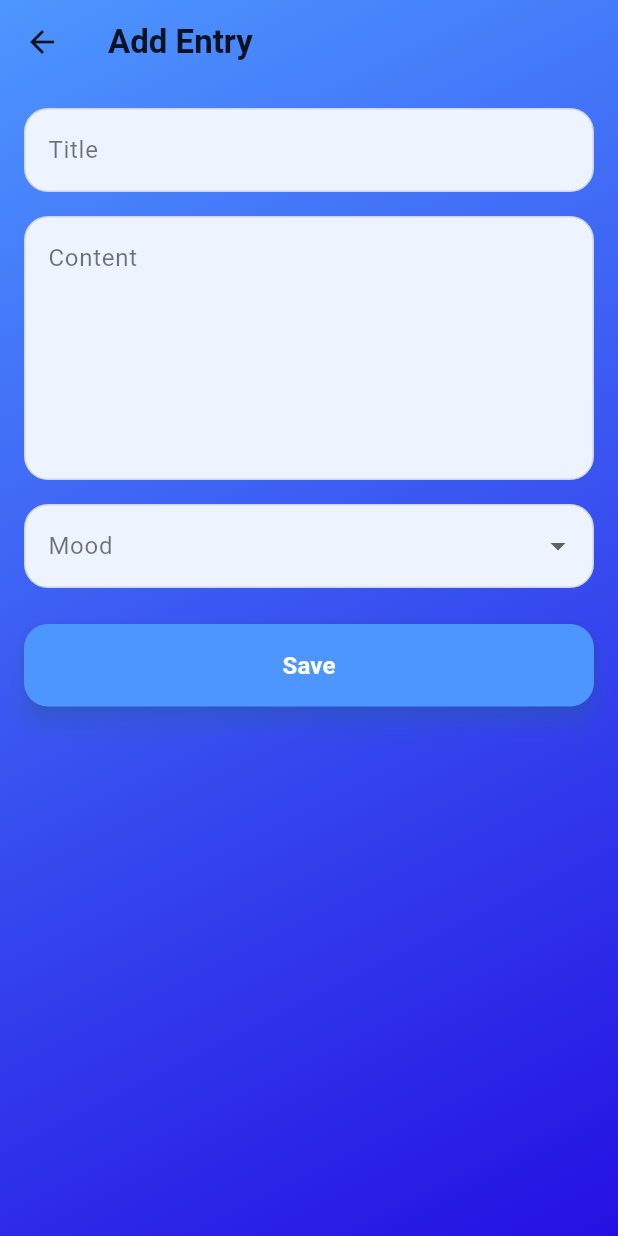
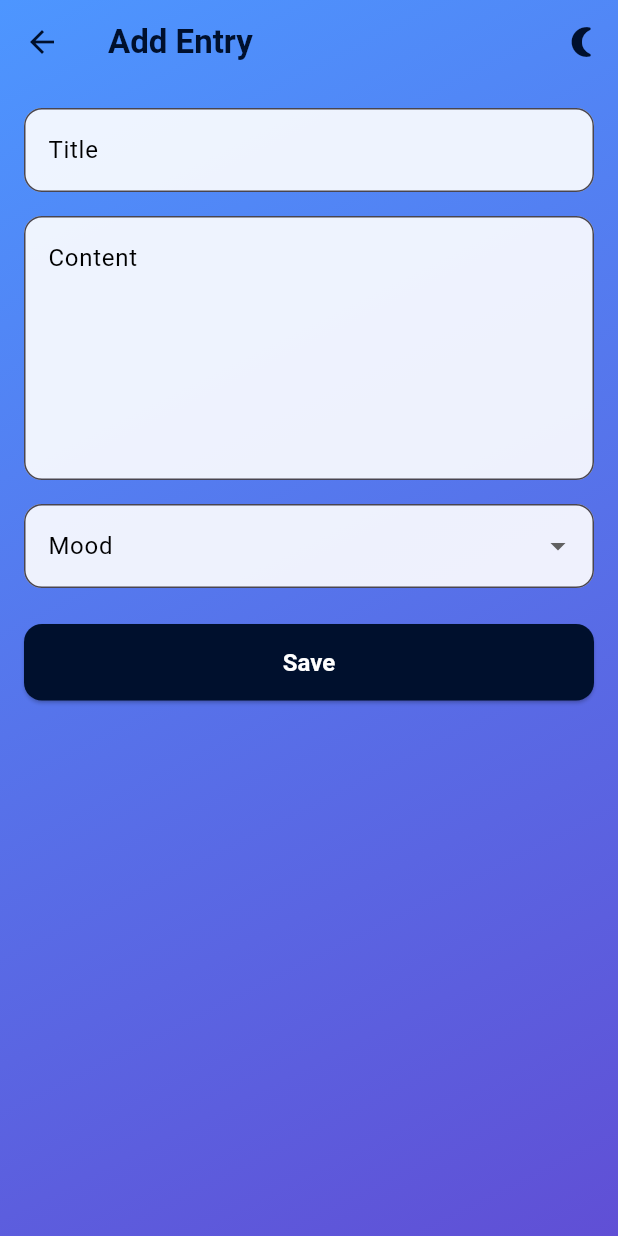
Before and after one commit to Mithun1502/deardays, a Flutter app: the AddEditPage screen opened directly, on a phone screen of 412 x 824 dp. Run offline on Flutter 3.47's test engine with Material 3 defaults, Android fonts, the light colour scheme and no system bars; our stand-ins replace equatable, flutter_bloc, flutter_staggered_animations, shared_preferences, sqflite, table_calendar; accounts and stored records are empty.

Commit message:
UI changes

```diff
--- a/lib/features/diary/presentation/pages/add_edit_page.dart
+++ b/lib/features/diary/presentation/pages/add_edit_page.dart
@@ -1,9 +1,9 @@
-import 'package:dear_days/features/settings/theme/theme_bloc.dart';
 import 'package:flutter/material.dart';
+import 'package:flutter_bloc/flutter_bloc.dart';
 import 'package:dear_days/features/diary/data/local_data_source.dart';
 import 'package:dear_days/features/diary/data/diary_model.dart';
 import 'package:dear_days/config/constants.dart';
-import 'package:flutter_bloc/flutter_bloc.dart';
+import 'package:dear_days/features/settings/theme/theme_bloc.dart';
 
 class AddEditPage extends StatefulWidget {
   final DiaryModel? entry;
@@ -52,16 +52,19 @@ class _AddEditPageState extends State<AddEditPage> {
 
   @override
   Widget build(BuildContext context) {
-    final isDarkMode = Theme.of(context).brightness == Brightness.dark;
-
-    final gradientColors = isDarkMode
-        ? [Colors.black, const Color.fromARGB(255, 3, 0, 22)]
-        : [const Color(0xFF4D96FF), const Color.fromARGB(255, 37, 16, 227)];
+    return BlocBuilder<ThemeBloc, ThemeState>(
+      builder: (context, state) {
+        final isDark = state.isDarkMode;
 
         return Container(
           decoration: BoxDecoration(
             gradient: LinearGradient(
-          colors: gradientColors,
+              colors: isDark
+                  ? [Colors.black, const Color.fromARGB(255, 3, 0, 22)]
+                  : [
+                      const Color(0xFF4D96FF),
+                      const Color.fromARGB(255, 96, 79, 213)
+                    ],
               begin: Alignment.topLeft,
               end: Alignment.bottomRight,
             ),
@@ -74,13 +77,30 @@ class _AddEditPageState extends State<AddEditPage> {
               title: Text(
                 widget.entry == null ? "Add Entry" : "Edit Entry",
                 style: TextStyle(
-              color: isDarkMode ? Colors.white : Colors.black87,
+                  color: isDark
+                      ? Colors.white
+                      : const Color.fromARGB(255, 0, 16, 45),
                   fontWeight: FontWeight.bold,
                 ),
               ),
               iconTheme: IconThemeData(
-            color: isDarkMode ? Colors.white : Colors.black87,
+                color: isDark
+                    ? Colors.white
+                    : const Color.fromARGB(255, 0, 16, 45),
               ),
+              actions: [
+                IconButton(
+                  icon: Icon(
+                    isDark ? Icons.wb_sunny : Icons.nightlight_round,
+                    color: isDark
+                        ? const Color.fromARGB(255, 244, 244, 244)
+                        : const Color.fromARGB(255, 0, 16, 45),
+                  ),
+                  onPressed: () {
+                    context.read<ThemeBloc>().add(ToggleThemeEvent());
+                  },
+                ),
+              ],
             ),
             body: SingleChildScrollView(
               padding: const EdgeInsets.all(AppConstants.defaultPadding),
@@ -88,51 +108,50 @@ class _AddEditPageState extends State<AddEditPage> {
                 key: _formKey,
                 child: Column(
                   children: [
-                _buildNeuromorphicTextField(
+                    _buildTextField(
                       controller: _titleController,
                       label: 'Title',
                       validatorMsg: 'Enter a title',
+                      isDark: isDark,
                     ),
                     const SizedBox(height: 16),
-                _buildNeuromorphicContentField(),
+                    _buildContentField(isDark),
                     const SizedBox(height: 16),
-                _buildMoodDropdown(),
+                    _buildMoodDropdown(isDark),
                     const SizedBox(height: 24),
-                _buildSaveButton(),
+                    _buildSaveButton(isDark),
                   ],
                 ),
               ),
             ),
           ),
         );
+      },
+    );
   }
 
-  Widget _buildNeuromorphicTextField({
+  Widget _buildTextField({
     required TextEditingController controller,
     required String label,
     required String validatorMsg,
+    required bool isDark,
   }) {
-    final isDark = Theme.of(context).brightness == Brightness.dark;
-    final fillColor =
-        isDark ? const Color(0xFF2C2F48) : const Color(0xFFEDF4FF);
-
     return TextFormField(
       controller: controller,
-      style: TextStyle(color: isDark ? Colors.white : Colors.black),
+      style: TextStyle(
+        color: isDark ? Colors.white : const Color.fromARGB(255, 0, 16, 45),
+      ),
       decoration: InputDecoration(
         labelText: label,
-        labelStyle: TextStyle(color: isDark ? Colors.white70 : Colors.black54),
+        labelStyle: TextStyle(
+          color: isDark ? Colors.white70 : Colors.black,
+        ),
         filled: true,
-        fillColor: fillColor,
+        fillColor: isDark
+            ? Colors.black.withOpacity(0.2)
+            : Colors.white.withOpacity(0.9),
         border: OutlineInputBorder(
-          borderRadius: BorderRadius.circular(16),
-        ),
-        enabledBorder: OutlineInputBorder(
-          borderRadius: BorderRadius.circular(16),
-          borderSide: BorderSide(
-            color: isDark ? Colors.white24 : Colors.black12,
-            width: 1,
-          ),
+          borderRadius: BorderRadius.circular(12),
         ),
       ),
       validator: (value) =>
@@ -140,58 +159,44 @@ class _AddEditPageState extends State<AddEditPage> {
     );
   }
 
-  Widget _buildNeuromorphicContentField() {
-    final isDark = Theme.of(context).brightness == Brightness.dark;
-    final fillColor =
-        isDark ? const Color(0xFF2C2F48) : const Color(0xFFEDF4FF);
-
-    return TextFormField(
+  Widget _buildContentField(bool isDark) {
+    return Container(
+      constraints: const BoxConstraints(minHeight: 150),
+      child: TextFormField(
         controller: _contentController,
         style: TextStyle(color: isDark ? Colors.white : Colors.black),
-      minLines: 6,
-      maxLines: null,
         decoration: InputDecoration(
           labelText: 'Content',
-        labelStyle: TextStyle(color: isDark ? Colors.white70 : Colors.black54),
+          labelStyle: TextStyle(color: isDark ? Colors.white70 : Colors.black),
+          alignLabelWithHint: true,
           filled: true,
-        fillColor: fillColor,
-        alignLabelWithHint: true,
-        border: OutlineInputBorder(borderRadius: BorderRadius.circular(16)),
-        enabledBorder: OutlineInputBorder(
-          borderRadius: BorderRadius.circular(16),
-          borderSide: BorderSide(
-            color: isDark ? Colors.white24 : Colors.black12,
-            width: 1,
+          fillColor: isDark
+              ? Colors.black.withOpacity(0.2)
+              : Colors.white.withOpacity(0.9),
+          border: OutlineInputBorder(borderRadius: BorderRadius.circular(12)),
         ),
-        ),
-      ),
+        keyboardType: TextInputType.multiline,
+        maxLines: null,
+        minLines: 6,
         validator: (value) =>
             value == null || value.isEmpty ? 'Write something...' : null,
+      ),
     );
   }
 
-  Widget _buildMoodDropdown() {
-    final isDark = Theme.of(context).brightness == Brightness.dark;
-    final fillColor =
-        isDark ? const Color(0xFF2C2F48) : const Color(0xFFEDF4FF);
-
+  Widget _buildMoodDropdown(bool isDark) {
     return DropdownButtonFormField<String>(
       value: _mood,
-      dropdownColor: isDark ? const Color(0xFF2C2F48) : Colors.white,
+      dropdownColor: isDark ? Colors.grey[900] : Colors.white,
       style: TextStyle(color: isDark ? Colors.white : Colors.black),
       decoration: InputDecoration(
         labelText: 'Mood',
-        labelStyle: TextStyle(color: isDark ? Colors.white70 : Colors.black54),
+        labelStyle: TextStyle(color: isDark ? Colors.white70 : Colors.black),
         filled: true,
-        fillColor: fillColor,
-        border: OutlineInputBorder(borderRadius: BorderRadius.circular(16)),
-        enabledBorder: OutlineInputBorder(
-          borderRadius: BorderRadius.circular(16),
-          borderSide: BorderSide(
-            color: isDark ? Colors.white24 : Colors.black12,
-            width: 1,
-          ),
-        ),
+        fillColor: isDark
+            ? Colors.black.withOpacity(0.2)
+            : Colors.white.withOpacity(0.9),
+        border: OutlineInputBorder(borderRadius: BorderRadius.circular(12)),
       ),
       items: ['Happy 😊', 'Sad 😢', 'Angry 😠', 'Excited 🤩', 'Calm 😌']
           .map((m) => DropdownMenuItem(value: m, child: Text(m)))
@@ -204,27 +209,26 @@ class _AddEditPageState extends State<AddEditPage> {
     );
   }
 
-  Widget _buildSaveButton() {
-    final isDark = Theme.of(context).brightness == Brightness.dark;
-
+  Widget _buildSaveButton(bool isDark) {
     return SizedBox(
       width: double.infinity,
       child: ElevatedButton(
         style: ElevatedButton.styleFrom(
-          backgroundColor: isDark ? Colors.white : const Color(0xFF4D96FF),
+          backgroundColor:
+              isDark ? Colors.white : const Color.fromARGB(255, 0, 16, 45),
           padding: const EdgeInsets.symmetric(vertical: 16),
+          textStyle: const TextStyle(
+            fontSize: 16,
+            fontWeight: FontWeight.bold,
+          ),
           shape: RoundedRectangleBorder(
-            borderRadius: BorderRadius.circular(16),
+            borderRadius: BorderRadius.circular(12),
           ),
-          elevation: 6,
-          shadowColor: isDark ? Colors.black54 : Colors.blueAccent,
         ),
         onPressed: _saveEntry,
         child: Text(
           widget.entry == null ? 'Save' : 'Update',
           style: TextStyle(
-            fontSize: 16,
-            fontWeight: FontWeight.bold,
             color: isDark ? Colors.black : Colors.white,
           ),
         ),
--- a/lib/features/diary/presentation/pages/diary_list_page.dart
+++ b/lib/features/diary/presentation/pages/diary_list_page.dart
@@ -114,12 +114,18 @@ class _DiaryListPageState extends State<DiaryListPage> {
         appBar: AppBar(
           elevation: 0,
           backgroundColor: Colors.transparent,
-          title: Text('Dear Days', style: TextStyle(color: textColor)),
+          title: Text('Dear Days',
+              style: TextStyle(
+                  color: textColor, fontWeight: FontWeight.bold, fontSize: 26)),
           iconTheme: IconThemeData(color: textColor),
           actions: [
             IconButton(
-              icon: Icon(_isDark ? Icons.light_mode : Icons.dark_mode,
-                  color: textColor),
+              icon: Icon(
+                _isDark ? Icons.wb_sunny : Icons.nightlight_round,
+                color: _isDark
+                    ? const Color.fromARGB(255, 244, 244, 244)
+                    : const Color.fromARGB(255, 0, 16, 45),
+              ),
               onPressed: _toggleDarkMode,
               tooltip: 'Toggle Dark Mode',
             ),
```
Lines whose indentation alone changed are shown as unchanged.
